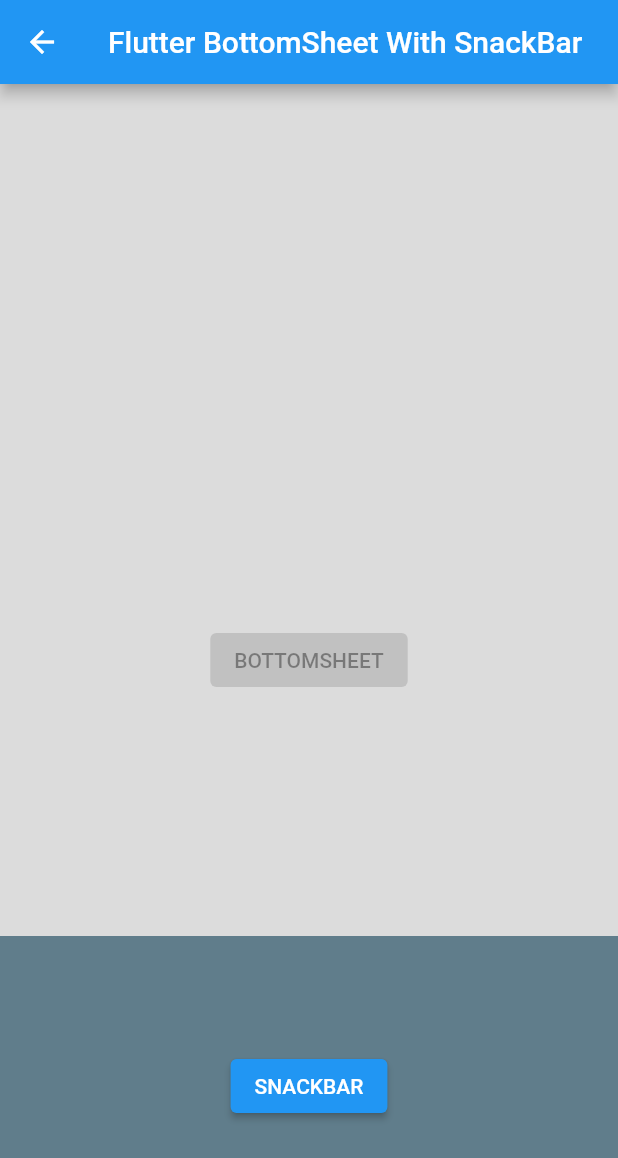
After one commit to lohhans/Flutter-BottomSheet-With-SnackBar, a Flutter app: the screen it shows after launch, after a tap on "BOTTOMSHEET", on a phone screen of 412 x 824 dp. The commit adds this screen. Shown: the top 1158 px of the screen. Run offline on Flutter 3.47's test engine with Material 2 defaults, Android fonts, the light colour scheme and no system bars.

Commit message:
Auxiliary comments

```diff
--- /dev/null
+++ b/bottom_sheet_with_snackbar/lib/bottom_sheet_with_snackbar.dart
@@ -0,0 +1,116 @@
+/*
+- An approach how Flutter BottomSheet should works with SnackBars on Flutter.
+- Armstrong Lohãns - 2021
+- https://github.com/lohhans
+*/
+
+// Flutter imports:
+import 'package:flutter/material.dart';
+
+class BottomSheetWithSnackBar extends StatefulWidget {
+  const BottomSheetWithSnackBar({Key? key}) : super(key: key);
+
+  @override
+  _BottomSheetWithSnackBarState createState() =>
+      _BottomSheetWithSnackBarState();
+}
+
+class _BottomSheetWithSnackBarState extends State<BottomSheetWithSnackBar> {
+  final _scaffoldKey = new GlobalKey<ScaffoldState>();
+  VoidCallback? _showPersistentBottomSheetCallBack;
+
+  void initState() {
+    super.initState();
+    _showPersistentBottomSheetCallBack = _showBottomSheet;
+  }
+
+  void _showBottomSheet() {
+    setState(() {
+      _showPersistentBottomSheetCallBack = null;
+    });
+
+    _scaffoldKey.currentState!
+        .showBottomSheet(
+          (context) {
+            // EN: Here you set up your BottomSheet with the widgets you want, on it you'll use the SnackBar.
+            // PT-BR: Aqui você monta seu BottomSheet com os widgets que quiser, nele você utilizará o SnackBar.
+            return Container(
+              height: 200,
+              color: Colors.blueGrey,
+              child: Center(
+                child: ElevatedButton(
+                  child: const Text('SNACKBAR'),
+                  onPressed: () {
+                    // EN: Any SnackBar in this context will appear above the BottomSheet, as desired.
+                    // PT-BR: Qualquer SnackBar neste contexto aparecerá acima do BottomSheet, como desejado.
+                    ScaffoldMessenger.of(context).showSnackBar(
+                      SnackBar(
+                        content: Text('SNACKBAR! :)'),
+                        backgroundColor: Colors.green,
+                      ),
+                    );
+                  },
+                ),
+              ),
+            );
+          },
+        )
+        .closed
+        .whenComplete(
+          () {
+            if (mounted) {
+              setState(
+                () {
+                  _showPersistentBottomSheetCallBack = _showBottomSheet;
+                },
+              );
+            }
+          },
+        );
+  }
+
+  @override
+  Widget build(BuildContext context) {
+    return Scaffold(
+      key: _scaffoldKey,
+      appBar: AppBar(
+        title: Text('Flutter BottomSheet With SnackBar'),
+      ),
+      // EN: Here it is necessary to use a Stack to add depth effect (shadow) to the BottomSheet when be opened,
+      // it is important to know how to manipulate the Stack to not get adverse effects.
+      // PT-BR: Aqui é necessário o uso de uma Stack para adicionarmos efeito de profundidade (sombra) ao BottomSheet ser aberto,
+      // é importante saber manipular a Stack para não obter efeitos adversos.
+      body: Stack(
+        fit: StackFit.expand,
+        children: [
+          // EN: This "if" is important to know when the BottomSheet is open
+          // and then darken everything behind it only at this moment.
+          // PT-BR: Este "if" é importante para saber quando o BottomSheet está aberto
+          // e então escurecer tudo por trás dele somente neste momento.
+          if (_showPersistentBottomSheetCallBack == null)
+            Container(
+              color: Colors.black12,
+            ),
+
+          // EN: The entire "body" of the application is here, in this case it only has the button that calls the SnackBar,
+          // but if you want to show more information, use a "Column" or something similar to keep a single widget above the last widget...
+          // PT-BR: O "body" real da aplicação se encontra aqui, neste caso só tem o botão que chama a SnackBar,
+          // mas caso queira mostrar mais informações use uma "Column" ou algo semelhante para manter um widget único acima do último widget...
+          Center(
+            child: ElevatedButton(
+              child: const Text('BOTTOMSHEET'),
+              onPressed: _showPersistentBottomSheetCallBack,
+            ),
+          ),
+
+          // EN: Again the "if" is used to "do the work" only when the BottomSheet is open, and in this case,
+          // the "GestureDetector" will notice if there are touches outside the BottomSheet and will close it if so.
+          // PT-BR: Novamente o "if" é utilizado para "funcionar" somente quando o BottomSheet está aberto,
+          // e neste caso, o "GestureDetector" irá perceber se existem toques fora do BottomSheet e irá fechá-lo caso positivo.
+          if (_showPersistentBottomSheetCallBack == null)
+            GestureDetector(onTap: (() => Navigator.pop(context))),
+        ],
+      ),
+    );
+  }
+}
--- a/bottom_sheet_with_snackbar/lib/main.dart
+++ b/bottom_sheet_with_snackbar/lib/main.dart
@@ -1,12 +1,20 @@
-import 'package:bottom_sheet_with_snackbar/bottomsheet_com_snack.dart';
+/*
+- An approach how Flutter BottomSheet should works with SnackBars on Flutter.
+- Armstrong Lohãns - 2021
+- https://github.com/lohhans
+*/
+
+// Flutter imports:
 import 'package:flutter/material.dart';
+
+// Project imports:
+import 'package:bottom_sheet_with_snackbar/bottom_sheet_with_snackbar.dart';
 
 void main() {
   runApp(MyApp());
 }
 
 class MyApp extends StatelessWidget {
-  // This widget is the root of your application.
   @override
   Widget build(BuildContext context) {
     return MaterialApp(
@@ -14,7 +22,7 @@
       theme: ThemeData(
         primarySwatch: Colors.blue,
       ),
-      home: TelaDeBottomSheetComSnack(),
+      home: BottomSheetWithSnackBar(),
     );
   }
 }
--- a/bottom_sheet_with_snackbar/pubspec.yaml
+++ b/bottom_sheet_with_snackbar/pubspec.yaml
@@ -1,5 +1,5 @@
 name: bottom_sheet_with_snackbar
-description: A demonstration of how a persistent BottomSheet works with SnackBar.
+description: An approach how Flutter BottomSheet should works with SnackBars on Flutter.
 
 # The following line prevents the package from being accidentally published to
 # pub.dev using `pub publish`. This is preferred for private packages.
```
Also changed, not shown: bottom_sheet_with_snackbar/lib/bottomsheet_com_snack.dart (deleted, +0 -94 lines), 1 other file.
